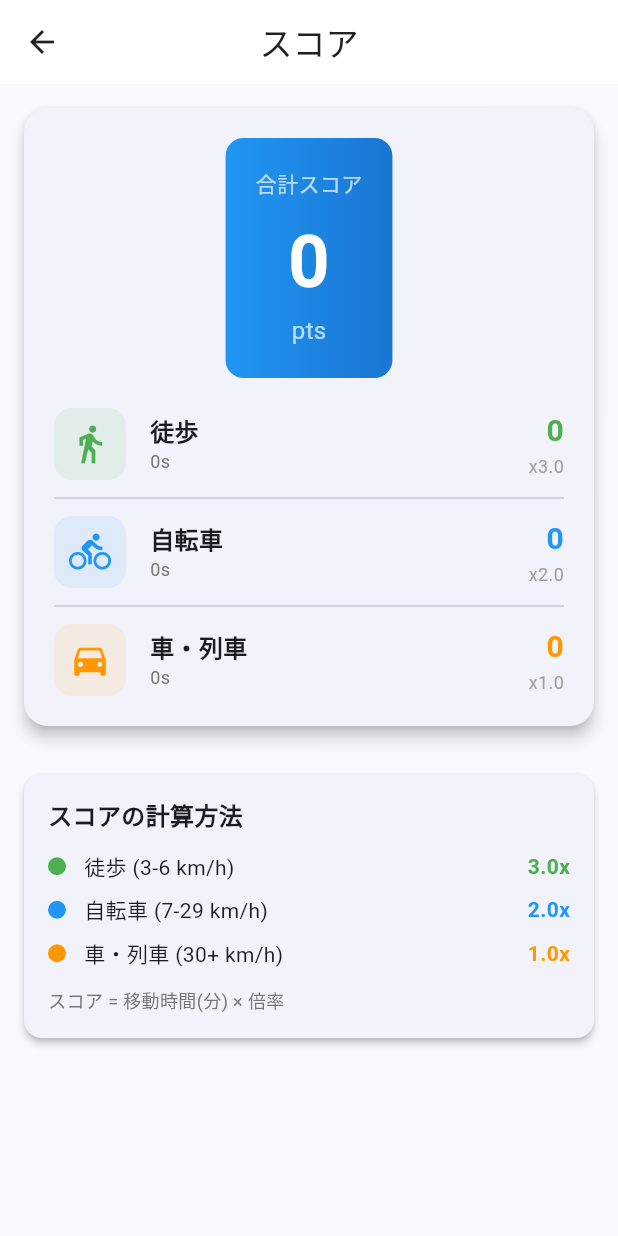
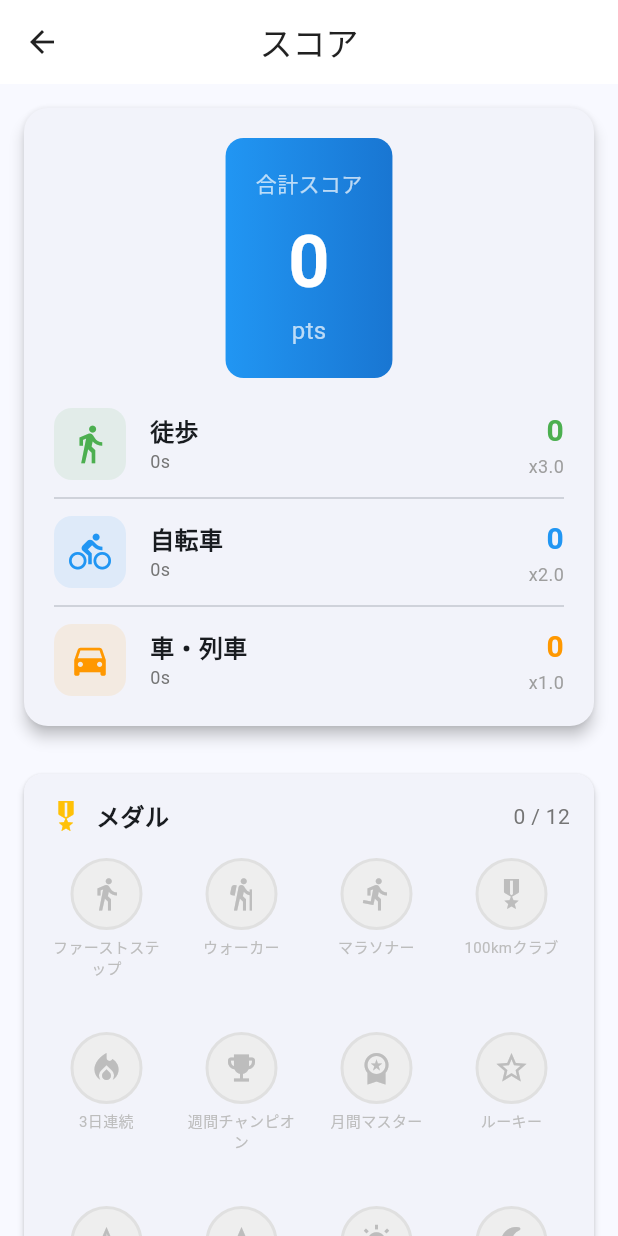
Before and after one commit to taz-jpn/move-tracker, a Flutter app: the ScoreScreen screen opened directly, on a phone screen of 412 x 824 dp. Run offline on Flutter 3.47's test engine with Material 3 defaults, Android fonts, the phone set to English and light mode, and no system bars; our stand-ins replace flutter_map, flutter_riverpod, geolocator, latlong2, permission_handler, sqflite; accounts and stored records are empty.

Commit message:
達成メダルシステムを実装
セッション終了時に条件を判定し、メダルを付与する機能を追加。
スコア画面にメダル一覧を表示し、タップで詳細を確認可能。

メダル種類（13種）:
- 距離系: ファーストステップ(1km)、ウォーカー(10km)、マラソナー(42.195km)、100kmクラブ
- 継続系: 3日連続、週間チャンピオン(7日)、月間マスター(30日)
- スコア系: ルーキー(100pt)、エキスパート(1,000pt)、マスター(10,000pt)
- 特殊系: 早起き(6時前)、ナイトウォーカー(22時以降)

🤖 Generated with [Claude Code](https://claude.com/claude-code)

Co-Authored-By: Claude Opus 4.5 <noreply@anthropic.com>

```diff
--- a/init-input.txt
+++ b/init-input.txt
@@ -13,6 +13,10 @@
 
 localizeはすぐできそう。
 Mapはタイル変更で、種類を変更できる
+地図暗転から開けてくスタイル
+マーカークリックで、ズームスケールがリセットされないように
+マーカーのアイコン変更
+ズームのスケール範囲を制限
 
 ## lib/core/constants/gps_filter_config.dart の値を変更するだけで対応できます：
   // 現在の設定
@@ -23,7 +27,9 @@ Mapはタイル変更で、種類を変更できる
   distanceFilterMeters: 10       // 距離フィルタ
 
 
-全体に少しゲーム性を持たせる仕様を追加したい
+全体に少しゲーム性を持たせる仕様を追加したいので、ファイルにて提案をして
 - 軌跡のラインは、ジグザグで綺麗にでないので、無しがいいかも
 - 代わりに、パックマンのようなドット収集の仕組み（スコア＋できてもよさそう）
-- スコア達成メダルを集める的なやつ
+- 達成メダルを集める的なやつ
+
+また、このような要件はおもしろみとして、率直にいって妥当なレベルと考えますか？
--- /dev/null
+++ b/lib/data/models/medal.dart
@@ -0,0 +1,171 @@
+import 'package:flutter/material.dart';
+
+/// メダルの種類
+enum MedalType {
+  // 距離系
+  firstStep,      // 累計1km
+  walker,         // 累計10km
+  marathoner,     // 累計42.195km
+  club100km,      // 累計100km
+
+  // 継続系
+  streak3days,    // 3日連続
+  streak7days,    // 7日連続
+  streak30days,   // 30日連続
+
+  // スコア系
+  rookie,         // 累計100pt
+  expert,         // 累計1,000pt
+  master,         // 累計10,000pt
+
+  // 特殊系
+  earlyBird,      // 朝6時前に記録開始
+  nightWalker,    // 夜10時以降に記録
+}
+
+/// メダルの定義
+class MedalDefinition {
+  final MedalType type;
+  final String name;
+  final String description;
+  final IconData icon;
+  final Color color;
+
+  const MedalDefinition({
+    required this.type,
+    required this.name,
+    required this.description,
+    required this.icon,
+    required this.color,
+  });
+}
+
+/// 全メダルの定義
+class MedalDefinitions {
+  static const Map<MedalType, MedalDefinition> all = {
+    // 距離系
+    MedalType.firstStep: MedalDefinition(
+      type: MedalType.firstStep,
+      name: 'ファーストステップ',
+      description: '累計1kmを達成',
+      icon: Icons.directions_walk,
+      color: Color(0xFFCD7F32), // ブロンズ
+    ),
+    MedalType.walker: MedalDefinition(
+      type: MedalType.walker,
+      name: 'ウォーカー',
+      description: '累計10kmを達成',
+      icon: Icons.hiking,
+      color: Color(0xFFC0C0C0), // シルバー
+    ),
+    MedalType.marathoner: MedalDefinition(
+      type: MedalType.marathoner,
+      name: 'マラソナー',
+      description: '累計42.195kmを達成',
+      icon: Icons.directions_run,
+      color: Color(0xFFFFD700), // ゴールド
+    ),
+    MedalType.club100km: MedalDefinition(
+      type: MedalType.club100km,
+      name: '100kmクラブ',
+      description: '累計100kmを達成',
+      icon: Icons.military_tech,
+      color: Color(0xFFE5E4E2), // プラチナ
+    ),
+
+    // 継続系
+    MedalType.streak3days: MedalDefinition(
+      type: MedalType.streak3days,
+      name: '3日連続',
+      description: '3日連続で記録',
+      icon: Icons.local_fire_department,
+      color: Color(0xFFFF6B35),
+    ),
+    MedalType.streak7days: MedalDefinition(
+      type: MedalType.streak7days,
+      name: '週間チャンピオン',
+      description: '7日連続で記録',
+      icon: Icons.emoji_events,
+      color: Color(0xFFFFD700),
+    ),
+    MedalType.streak30days: MedalDefinition(
+      type: MedalType.streak30days,
+      name: '月間マスター',
+      description: '30日連続で記録',
+      icon: Icons.workspace_premium,
+      color: Color(0xFFE5E4E2),
+    ),
+
+    // スコア系
+    MedalType.rookie: MedalDefinition(
+      type: MedalType.rookie,
+      name: 'ルーキー',
+      description: '累計100ポイントを達成',
+      icon: Icons.star_outline,
+      color: Color(0xFFCD7F32),
+    ),
+    MedalType.expert: MedalDefinition(
+      type: MedalType.expert,
+      name: 'エキスパート',
+      description: '累計1,000ポイントを達成',
+      icon: Icons.star_half,
+      color: Color(0xFFC0C0C0),
+    ),
+    MedalType.master: MedalDefinition(
+      type: MedalType.master,
+      name: 'マスター',
+      description: '累計10,000ポイントを達成',
+      icon: Icons.star,
+      color: Color(0xFFFFD700),
+    ),
+
+    // 特殊系
+    MedalType.earlyBird: MedalDefinition(
+      type: MedalType.earlyBird,
+      name: '早起き',
+      description: '朝6時前に記録を開始',
+      icon: Icons.wb_sunny,
+      color: Color(0xFFFF9800),
+    ),
+    MedalType.nightWalker: MedalDefinition(
+      type: MedalType.nightWalker,
+      name: 'ナイトウォーカー',
+      description: '夜10時以降に記録',
+      icon: Icons.nightlight_round,
+      color: Color(0xFF3F51B5),
+    ),
+  };
+
+  static MedalDefinition get(MedalType type) => all[type]!;
+}
+
+/// ユーザーが獲得したメダル
+class UserMedal {
+  final String id;
+  final MedalType medalType;
+  final DateTime earnedAt;
+
+  UserMedal({
+    required this.id,
+    required this.medalType,
+    required this.earnedAt,
+  });
+
+  Map<String, dynamic> toMap() {
+    return {
+      'id': id,
+      'medal_type': medalType.index,
+      'earned_at': earnedAt.millisecondsSinceEpoch,
+    };
+  }
+
+  factory UserMedal.fromMap(Map<String, dynamic> map) {
+    return UserMedal(
+      id: map['id'] as String,
+      medalType: MedalType.values[map['medal_type'] as int],
+      earnedAt: DateTime.fromMillisecondsSinceEpoch(map['earned_at'] as int),
+    );
+  }
+
+  MedalDefinition get definition => MedalDefinitions.get(medalType);
+}
--- a/lib/presentation/screens/score_screen.dart
+++ b/lib/presentation/screens/score_screen.dart
@@ -1,6 +1,8 @@
 import 'package:flutter/material.dart';
 import 'package:flutter_riverpod/flutter_riverpod.dart';
+import '../../data/models/medal.dart';
 import '../providers/score_provider.dart';
+import '../widgets/medal/medal_grid.dart';
 import '../widgets/score/score_card.dart';
 
 class ScoreScreen extends ConsumerWidget {
@@ -9,6 +11,7 @@ class ScoreScreen extends ConsumerWidget {
   @override
   Widget build(BuildContext context, WidgetRef ref) {
     final scoreSummaryAsync = ref.watch(scoreSummaryProvider);
+    final earnedMedalsAsync = ref.watch(earnedMedalTypesProvider);
 
     return Scaffold(
       appBar: AppBar(
@@ -34,9 +37,12 @@ class ScoreScreen extends ConsumerWidget {
           ),
         ),
         data: (summary) {
+          final earnedMedals = earnedMedalsAsync.valueOrNull ?? <MedalType>{};
+
           return RefreshIndicator(
             onRefresh: () async {
               ref.invalidate(scoreSummaryProvider);
+              ref.invalidate(earnedMedalTypesProvider);
             },
             child: SingleChildScrollView(
               physics: const AlwaysScrollableScrollPhysics(),
@@ -52,7 +58,10 @@ class ScoreScreen extends ConsumerWidget {
                     vehicleSeconds: summary.vehicleSeconds,
                   ),
                   const SizedBox(height: 16),
+                  MedalGrid(earnedMedals: earnedMedals),
+                  const SizedBox(height: 16),
                   _buildScoreInfo(),
+                  const SizedBox(height: 16),
                 ],
               ),
             ),
--- /dev/null
+++ b/lib/presentation/widgets/medal/medal_grid.dart
@@ -0,0 +1,180 @@
+import 'package:flutter/material.dart';
+import '../../../data/models/medal.dart';
+
+class MedalGrid extends StatelessWidget {
+  final Set<MedalType> earnedMedals;
+
+  const MedalGrid({
+    super.key,
+    required this.earnedMedals,
+  });
+
+  @override
+  Widget build(BuildContext context) {
+    return Card(
+      margin: const EdgeInsets.symmetric(horizontal: 16),
+      child: Padding(
+        padding: const EdgeInsets.all(16),
+        child: Column(
+          crossAxisAlignment: CrossAxisAlignment.start,
+          children: [
+            Row(
+              children: [
+                const Icon(Icons.military_tech, color: Colors.amber),
+                const SizedBox(width: 8),
+                const Text(
+                  'メダル',
+                  style: TextStyle(
+                    fontWeight: FontWeight.bold,
+                    fontSize: 16,
+                  ),
+                ),
+                const Spacer(),
+                Text(
+                  '${earnedMedals.length} / ${MedalType.values.length}',
+                  style: TextStyle(
+                    color: Colors.grey[600],
+                    fontSize: 14,
+                  ),
+                ),
+              ],
+            ),
+            const SizedBox(height: 16),
+            GridView.builder(
+              shrinkWrap: true,
+              physics: const NeverScrollableScrollPhysics(),
+              gridDelegate: const SliverGridDelegateWithFixedCrossAxisCount(
+                crossAxisCount: 4,
+                mainAxisSpacing: 12,
+                crossAxisSpacing: 12,
+                childAspectRatio: 0.75,
+              ),
+              itemCount: MedalType.values.length,
+              itemBuilder: (context, index) {
+                final medalType = MedalType.values[index];
+                final definition = MedalDefinitions.get(medalType);
+                final isEarned = earnedMedals.contains(medalType);
+
+                return _MedalItem(
+                  definition: definition,
+                  isEarned: isEarned,
+                );
+              },
+            ),
+          ],
+        ),
+      ),
+    );
+  }
+}
+
+class _MedalItem extends StatelessWidget {
+  final MedalDefinition definition;
+  final bool isEarned;
+
+  const _MedalItem({
+    required this.definition,
+    required this.isEarned,
+  });
+
+  @override
+  Widget build(BuildContext context) {
+    return GestureDetector(
+      onTap: () => _showMedalInfo(context),
+      child: Column(
+        mainAxisSize: MainAxisSize.min,
+        children: [
+          Container(
+            width: 48,
+            height: 48,
+            decoration: BoxDecoration(
+              color: isEarned ? definition.color.withAlpha(51) : Colors.grey[200],
+              shape: BoxShape.circle,
+              border: Border.all(
+                color: isEarned ? definition.color : Colors.grey[300]!,
+                width: 2,
+              ),
+            ),
+            child: Icon(
+              definition.icon,
+              color: isEarned ? definition.color : Colors.grey[400],
+              size: 24,
+            ),
+          ),
+          const SizedBox(height: 4),
+          Text(
+            definition.name,
+            style: TextStyle(
+              fontSize: 10,
+              color: isEarned ? Colors.black87 : Colors.grey[400],
+              fontWeight: isEarned ? FontWeight.w500 : FontWeight.normal,
+            ),
+            textAlign: TextAlign.center,
+            maxLines: 2,
+            overflow: TextOverflow.ellipsis,
+          ),
+        ],
+      ),
+    );
+  }
+
+  void _showMedalInfo(BuildContext context) {
+    showDialog(
+      context: context,
+      builder: (context) => AlertDialog(
+        content: Column(
+          mainAxisSize: MainAxisSize.min,
+          children: [
+            Container(
+              width: 72,
+              height: 72,
+              decoration: BoxDecoration(
+                color: isEarned ? definition.color.withAlpha(51) : Colors.grey[200],
+                shape: BoxShape.circle,
+                border: Border.all(
+                  color: isEarned ? definition.color : Colors.grey[300]!,
+                  width: 3,
+                ),
+              ),
+              child: Icon(
+                definition.icon,
+                color: isEarned ? definition.color : Colors.grey[400],
+                size: 36,
+              ),
+            ),
+            const SizedBox(height: 16),
+            Text(
+              definition.name,
+              style: const TextStyle(
+                fontSize: 18,
+                fontWeight: FontWeight.bold,
+              ),
+            ),
+            const SizedBox(height: 8),
+            Text(
+              definition.description,
+              style: TextStyle(
+                color: Colors.grey[600],
+              ),
+              textAlign: TextAlign.center,
+            ),
+            const SizedBox(height: 8),
+            Text(
+              isEarned ? '獲得済み' : '未獲得',
+              style: TextStyle(
+                color: isEarned ? Colors.green : Colors.grey,
+                fontWeight: FontWeight.w500,
+              ),
+            ),
+          ],
+        ),
+        actions: [
+          TextButton(
+            onPressed: () => Navigator.pop(context),
+            child: const Text('閉じる'),
+          ),
+        ],
+      ),
+    );
+  }
+}
```
Also changed, not shown: lib/data/services/database_service.dart (+116 -1 lines), lib/data/services/medal_service.dart (added, +134 -0 lines), lib/presentation/providers/score_provider.dart (+13 -0 lines), lib/presentation/providers/tracking_provider.dart (+22 -0 lines).
